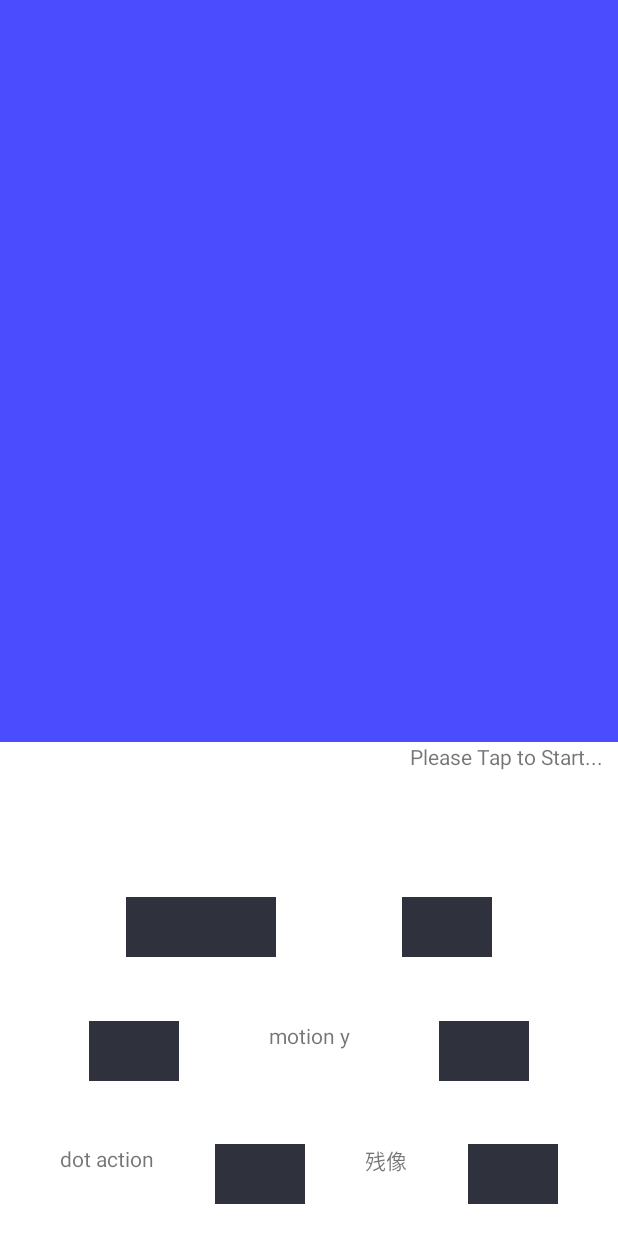
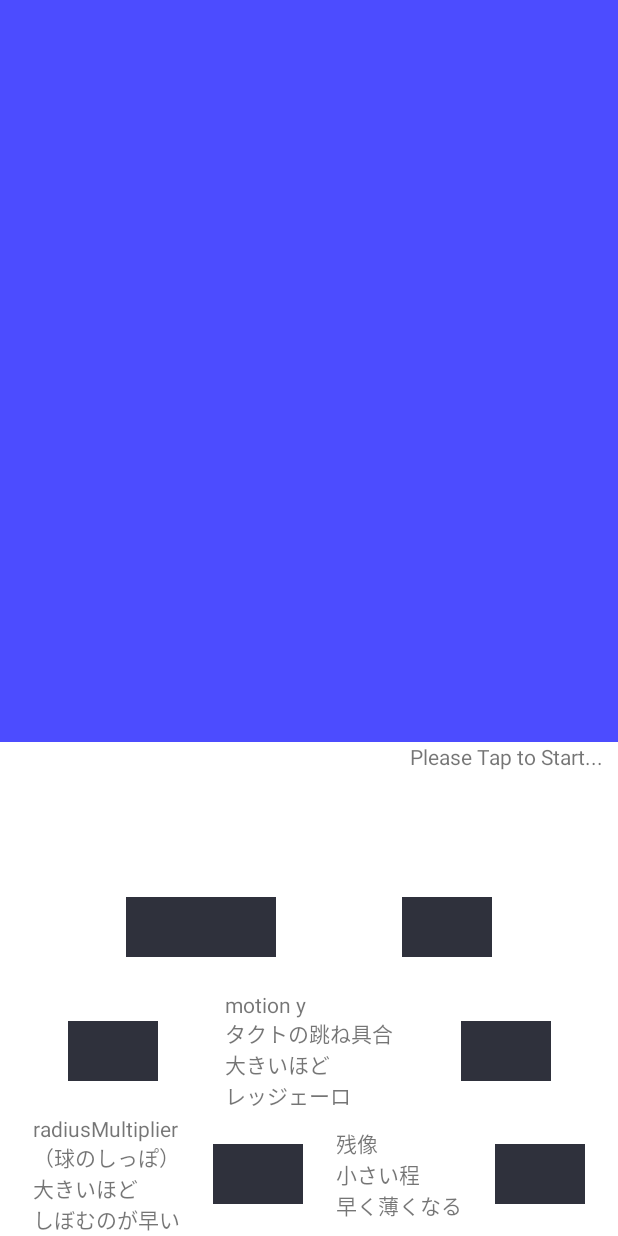
Before and after one commit to HaruoAmano/MyConductor, an Android app: the layout activity_main.xml on its own in the app's theme, with its tools: preview values and no code run, on a phone screen of 412 x 824 dp. Run offline under Robolectric (Android 15) with nearby library versions, the phone set to English and light mode, and no system bars.

```diff
--- a/app/src/main/java/music/elsystem/myconductor/MainActivity.kt
+++ b/app/src/main/java/music/elsystem/myconductor/MainActivity.kt
@@ -30,8 +30,6 @@ class MainActivity : AppCompatActivity() {
         val observerSurfaceViewLayout: ViewTreeObserver = bd.layoutGlSurfaceView.viewTreeObserver
         observerSurfaceViewLayout.addOnGlobalLayoutListener {
             Log.i(tagMsg, "---ViewTreeObserver---!")
-//            Log.i(tagMsg, "Parent Width: ${bd.layoutParent.width}")
-//            Log.i(tagMsg, "Parent Height: ${bd.layoutParent.height}")
             Log.i(tagMsg, "Surfaceview Width: ${bd.layoutGlSurfaceView.width}")
             Log.i(tagMsg, "Surfaceview Height: ${bd.layoutGlSurfaceView.height}")
             surfaceWidth = bd.layoutGlSurfaceView.width
--- a/app/src/main/res/layout/activity_main.xml
+++ b/app/src/main/res/layout/activity_main.xml
@@ -109,8 +109,8 @@
     <TextView
         android:id="@+id/tv_motion_y_disc"
         android:layout_width="wrap_content"
-        android:layout_height="40dp"
-        android:text="motion y"
+        android:layout_height="wrap_content"
+        android:text="motion y\nタクトの跳ね具合\n大きいほど\nレッジェーロ"
         app:layout_constraintTop_toTopOf="@+id/guidelineH3"
         app:layout_constraintBottom_toBottomOf="@+id/guidelineH4"
         app:layout_constraintStart_toEndOf="@+id/spnBeat"
@@ -130,8 +130,8 @@
     <TextView
         android:id="@+id/tv_radius_disc"
         android:layout_width="wrap_content"
-        android:layout_height="40dp"
-        android:text="dot action"
+        android:layout_height="wrap_content"
+        android:text="radiusMultiplier\n（球のしっぽ）\n大きいほど\nしぼむのが早い"
         app:layout_constraintTop_toTopOf="@+id/guidelineH4"
         app:layout_constraintBottom_toBottomOf="parent"
         app:layout_constraintStart_toStartOf="parent"
@@ -149,8 +149,8 @@
     <TextView
         android:id="@+id/tv_gradation_disc"
         android:layout_width="wrap_content"
-        android:layout_height="40dp"
-        android:text="残像"
+        android:layout_height="wrap_content"
+        android:text="残像\n小さい程\n早く薄くなる"
         app:layout_constraintTop_toTopOf="@+id/guidelineH4"
         app:layout_constraintBottom_toBottomOf="parent"
         app:layout_constraintStart_toEndOf="@+id/spnRadius"
```
